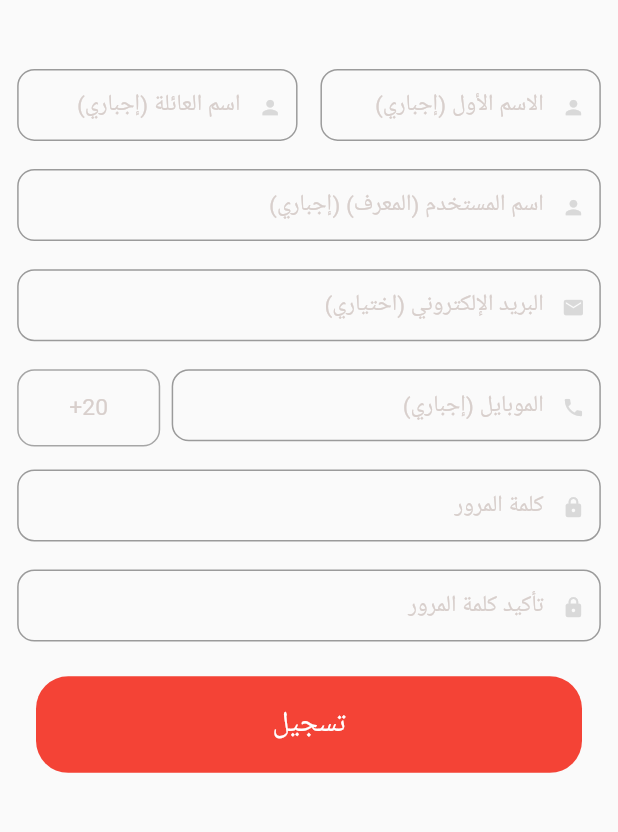
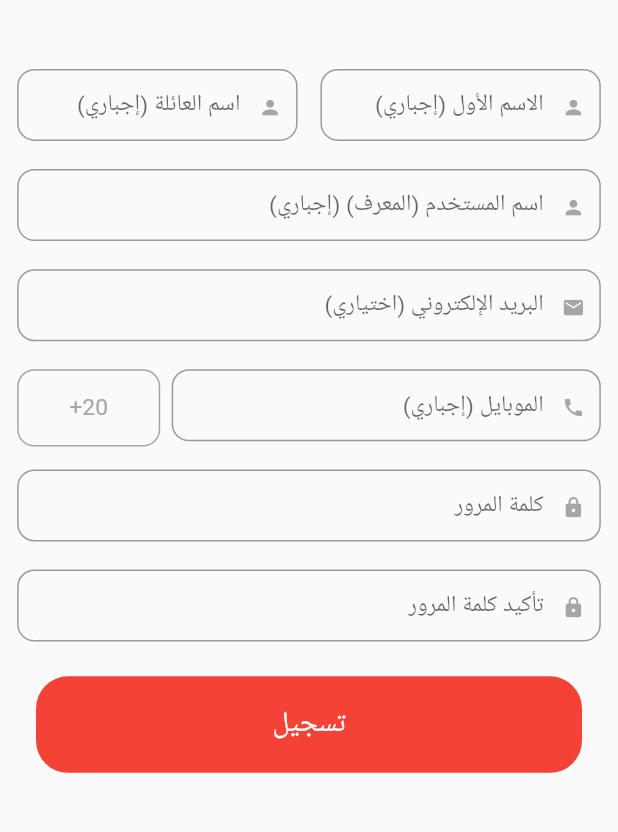
Before and after one commit to ahmed-nussair/rakhaa, a Flutter app: the SignUp screen opened directly, on a phone screen of 412 x 824 dp, the part 120-952 px from its top. Run offline on Flutter 3.47's test engine with Material 2 defaults, Android fonts, the phone set to English and light mode, and no system bars; our stand-ins replace device_info, geolocator, google_maps_flutter.

Commit message:
Colors of texts and icons in the sign up screen fixed.

```diff
--- a/lib/view/signup.dart
+++ b/lib/view/signup.dart
@@ -155,7 +155,8 @@ class _SignUpState extends State<SignUp> {
                             _countryCode,
                             style: TextStyle(
                               fontSize: _screenUtil.setSp(40),
-                              color: Color(0xffd8cfcc),
+                              // color: Color(0xffd8cfcc),
+                              color: Color(0xffa6a6a6),
                             ),
                           ),
                         ),
@@ -279,7 +280,7 @@ class _SignUpState extends State<SignUp> {
                   top: _screenUtil.setHeight(28),
                   bottom: _screenUtil.setHeight(28)),
               hintStyle: TextStyle(
-                color: Color(0xffd8cfcc),
+                // color: Color(0xffd8cfcc),
                 fontSize: _screenUtil.setSp(40),
               ),
             ),
@@ -294,7 +295,8 @@ class _SignUpState extends State<SignUp> {
             padding: EdgeInsets.all(_screenUtil.setWidth(28)),
             child: Icon(
               icon,
-              color: Color(0xffd9d9d9),
+              // color: Color(0xffd9d9d9),
+              color: Color(0xffa6a6a6),
               size: _screenUtil.setSp(40),
             ),
           ),
```
